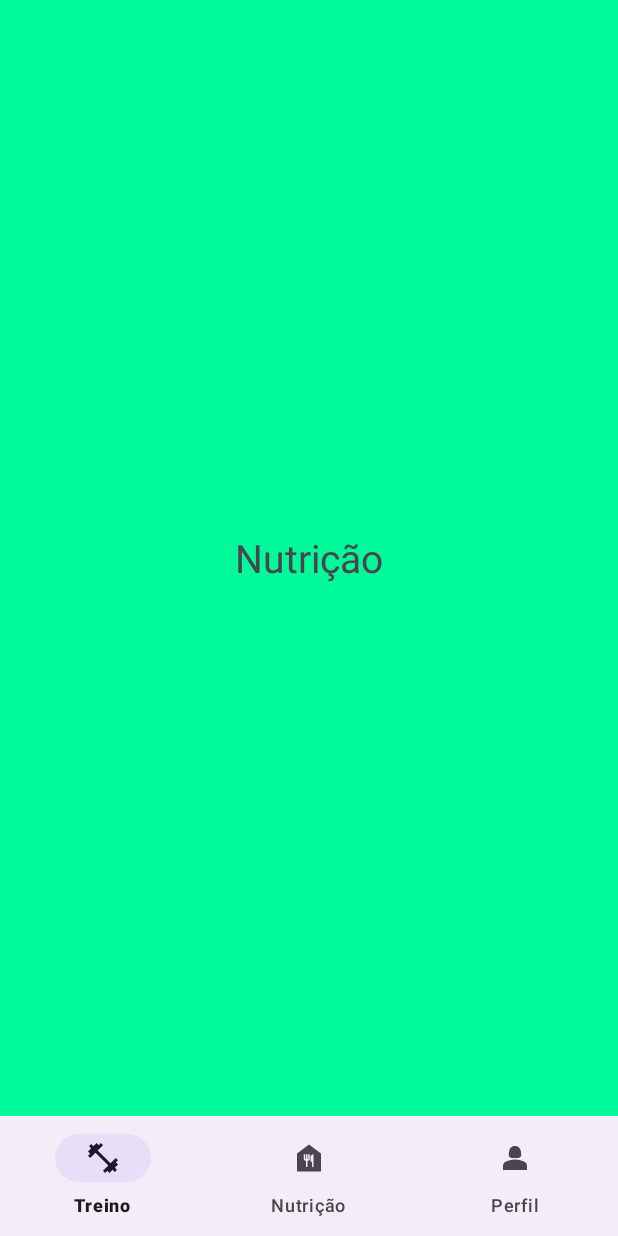
After one commit to TiagoRodriguesMattar/TrainingNutritionApp, an Android app: the fragment NutricaoFragment placed in its activity, on a phone screen of 412 x 824 dp. The commit adds this screen. Run offline under Robolectric (Android 15) with nearby library versions, the phone set to English and light mode, and no system bars.

Commit message:
bottom navigation bar + login inicial

```diff
--- a/app/build.gradle.kts
+++ b/app/build.gradle.kts
@@ -22,6 +22,12 @@ android {
             proguardFiles(getDefaultProguardFile("proguard-android-optimize.txt"), "proguard-rules.pro")
         }
     }
+
+    buildFeatures{
+
+        viewBinding = true
+    }
+
     compileOptions {
         sourceCompatibility = JavaVersion.VERSION_1_8
         targetCompatibility = JavaVersion.VERSION_1_8
--- a/app/src/main/AndroidManifest.xml
+++ b/app/src/main/AndroidManifest.xml
@@ -13,10 +13,7 @@
         android:theme="@style/Theme.MyApplication"
         tools:targetApi="31">
         <activity
-            android:name=".ExerciseLibraryActivity"
-            android:exported="false" />
-        <activity
-            android:name=".TrainingActivity"
+            android:name=".indexActivity"
             android:exported="false" />
         <activity
             android:name=".MainActivity"
--- a/app/src/main/java/com/example/myapplication/MainActivity.java
+++ b/app/src/main/java/com/example/myapplication/MainActivity.java
@@ -37,7 +37,7 @@ public class MainActivity extends AppCompatActivity {
         });
     }
     public void TrainingActivity() {
-        Intent i = new Intent(this, TrainingActivity.class);
+        Intent i = new Intent(this, indexActivity.class);
         startActivity(i);
     }
 }
--- /dev/null
+++ b/app/src/main/java/com/example/myapplication/NutricaoFragment.java
@@ -0,0 +1,64 @@
+package com.example.myapplication;
+
+import android.os.Bundle;
+
+import androidx.fragment.app.Fragment;
+
+import android.view.LayoutInflater;
+import android.view.View;
+import android.view.ViewGroup;
+
+/**
+ * A simple {@link Fragment} subclass.
+ * Use the {@link NutricaoFragment#newInstance} factory method to
+ * create an instance of this fragment.
+ */
+public class NutricaoFragment extends Fragment {
+
+    // TODO: Rename parameter arguments, choose names that match
+    // the fragment initialization parameters, e.g. ARG_ITEM_NUMBER
+    private static final String ARG_PARAM1 = "param1";
+    private static final String ARG_PARAM2 = "param2";
+
+    // TODO: Rename and change types of parameters
+    private String mParam1;
+    private String mParam2;
+
+    public NutricaoFragment() {
+        // Required empty public constructor
+    }
+
+    /**
+     * Use this factory method to create a new instance of
+     * this fragment using the provided parameters.
+     *
+     * @param param1 Parameter 1.
+     * @param param2 Parameter 2.
+     * @return A new instance of fragment NutricaoFragment.
+     */
+    // TODO: Rename and change types and number of parameters
+    public static NutricaoFragment newInstance(String param1, String param2) {
+        NutricaoFragment fragment = new NutricaoFragment();
+        Bundle args = new Bundle();
+        args.putString(ARG_PARAM1, param1);
+        args.putString(ARG_PARAM2, param2);
+        fragment.setArguments(args);
+        return fragment;
+    }
+
+    @Override
+    public void onCreate(Bundle savedInstanceState) {
+        super.onCreate(savedInstanceState);
+        if (getArguments() != null) {
+            mParam1 = getArguments().getString(ARG_PARAM1);
+            mParam2 = getArguments().getString(ARG_PARAM2);
+        }
+    }
+
+    @Override
+    public View onCreateView(LayoutInflater inflater, ViewGroup container,
+                             Bundle savedInstanceState) {
+        // Inflate the layout for this fragment
+        return inflater.inflate(R.layout.fragment_nutricao, container, false);
+    }
+}
--- /dev/null
+++ b/app/src/main/java/com/example/myapplication/TreinoFragment.java
@@ -0,0 +1,64 @@
+package com.example.myapplication;
+
+import android.os.Bundle;
+
+import androidx.fragment.app.Fragment;
+
+import android.view.LayoutInflater;
+import android.view.View;
+import android.view.ViewGroup;
+
+/**
+ * A simple {@link Fragment} subclass.
+ * Use the {@link TreinoFragment#newInstance} factory method to
+ * create an instance of this fragment.
+ */
+public class TreinoFragment extends Fragment {
+
+    // TODO: Rename parameter arguments, choose names that match
+    // the fragment initialization parameters, e.g. ARG_ITEM_NUMBER
+    private static final String ARG_PARAM1 = "param1";
+    private static final String ARG_PARAM2 = "param2";
+
+    // TODO: Rename and change types of parameters
+    private String mParam1;
+    private String mParam2;
+
+    public TreinoFragment() {
+        // Required empty public constructor
+    }
+
+    /**
+     * Use this factory method to create a new instance of
+     * this fragment using the provided parameters.
+     *
+     * @param param1 Parameter 1.
+     * @param param2 Parameter 2.
+     * @return A new instance of fragment TreinoFragment.
+     */
+    // TODO: Rename and change types and number of parameters
+    public static TreinoFragment newInstance(String param1, String param2) {
+        TreinoFragment fragment = new TreinoFragment();
+        Bundle args = new Bundle();
+        args.putString(ARG_PARAM1, param1);
+        args.putString(ARG_PARAM2, param2);
+        fragment.setArguments(args);
+        return fragment;
+    }
+
+    @Override
+    public void onCreate(Bundle savedInstanceState) {
+        super.onCreate(savedInstanceState);
+        if (getArguments() != null) {
+            mParam1 = getArguments().getString(ARG_PARAM1);
+            mParam2 = getArguments().getString(ARG_PARAM2);
+        }
+    }
+
+    @Override
+    public View onCreateView(LayoutInflater inflater, ViewGroup container,
+                             Bundle savedInstanceState) {
+        // Inflate the layout for this fragment
+        return inflater.inflate(R.layout.fragment_treino, container, false);
+    }
+}
--- /dev/null
+++ b/app/src/main/java/com/example/myapplication/indexActivity.java
@@ -0,0 +1,44 @@
+package com.example.myapplication;
+
+import androidx.appcompat.app.AppCompatActivity;
+import androidx.fragment.app.Fragment;
+import androidx.fragment.app.FragmentManager;
+import androidx.fragment.app.FragmentTransaction;
+
+import android.os.Bundle;
+
+import com.example.myapplication.databinding.ActivityIndexBinding;
+import com.example.myapplication.databinding.ActivityMainBinding;
+
+public class indexActivity extends AppCompatActivity {
+
+    ActivityIndexBinding binding;
+    @Override
+    protected void onCreate(Bundle savedInstanceState) {
+        super.onCreate(savedInstanceState);
+        binding = ActivityIndexBinding.inflate(getLayoutInflater());
+        setContentView(binding.getRoot());
+        replaceFragment(new TreinoFragment());
+
+        binding.bottomNavigationView.setOnItemSelectedListener(item -> {
+
+            if (item.getItemId() == R.id.treino) {
+                replaceFragment(new TreinoFragment());
+            } else if (item.getItemId() == R.id.nutricao) {
+                replaceFragment(new NutricaoFragment());
+            } else if (item.getItemId() == R.id.perfil) {
+                replaceFragment(new PerfilFragment());
+            }
+
+            return true;
+        });
+    }
+
+    private void replaceFragment(Fragment fragment) {
+        FragmentManager fragmentManager = getSupportFragmentManager();
+        FragmentTransaction fragmentTransaction = fragmentManager.beginTransaction();
+        fragmentTransaction.replace(R.id.frame_layout, fragment);
+        fragmentTransaction.commit();
+    }
+
+}
--- /dev/null
+++ b/app/src/main/res/drawable/baseline_fitness_center_24.xml
@@ -0,0 +1,5 @@
+<vector android:height="24dp" android:tint="#000000"
+    android:viewportHeight="24" android:viewportWidth="24"
+    android:width="24dp" xmlns:android="http://schemas.android.com/apk/res/android">
+    <path android:fillColor="@android:color/white" android:pathData="M20.57,14.86L22,13.43 20.57,12 17,15.57 8.43,7 12,3.43 10.57,2 9.14,3.43 7.71,2 5.57,4.14 4.14,2.71 2.71,4.14l1.43,1.43L2,7.71l1.43,1.43L2,10.57 3.43,12 7,8.43 15.57,17 12,20.57 13.43,22l1.43,-1.43L16.29,22l2.14,-2.14 1.43,1.43 1.43,-1.43 -1.43,-1.43L22,16.29z"/>
+</vector>
--- /dev/null
+++ b/app/src/main/res/drawable/baseline_food_bank_24.xml
@@ -0,0 +1,5 @@
+<vector android:height="24dp" android:tint="#000000"
+    android:viewportHeight="24" android:viewportWidth="24"
+    android:width="24dp" xmlns:android="http://schemas.android.com/apk/res/android">
+    <path android:fillColor="@android:color/white" android:pathData="M12,3L4,9v12h16V9L12,3zM12.5,12.5c0,0.83 -0.67,1.5 -1.5,1.5v4h-1v-4c-0.83,0 -1.5,-0.67 -1.5,-1.5v-3h1v3H10v-3h1v3h0.5v-3h1V12.5zM15,18h-1v-3.5h-1v-3c0,-1.1 0.9,-2 2,-2V18z"/>
+</vector>
--- /dev/null
+++ b/app/src/main/res/drawable/baseline_info_24.xml
@@ -0,0 +1,5 @@
+<vector android:height="24dp" android:tint="#FFFFFF"
+    android:viewportHeight="24" android:viewportWidth="24"
+    android:width="24dp" xmlns:android="http://schemas.android.com/apk/res/android">
+    <path android:fillColor="@android:color/white" android:pathData="M12,2C6.48,2 2,6.48 2,12s4.48,10 10,10 10,-4.48 10,-10S17.52,2 12,2zM13,17h-2v-6h2v6zM13,9h-2L11,7h2v2z"/>
+</vector>
--- /dev/null
+++ b/app/src/main/res/drawable/baseline_person_2_24.xml
@@ -0,0 +1,6 @@
+<vector android:height="24dp" android:tint="#000000"
+    android:viewportHeight="24" android:viewportWidth="24"
+    android:width="24dp" xmlns:android="http://schemas.android.com/apk/res/android">
+    <path android:fillColor="@android:color/white" android:pathData="M18.39,14.56C16.71,13.7 14.53,13 12,13c-2.53,0 -4.71,0.7 -6.39,1.56C4.61,15.07 4,16.1 4,17.22V20h16v-2.78C20,16.1 19.39,15.07 18.39,14.56z"/>
+    <path android:fillColor="@android:color/white" android:pathData="M9.78,12h4.44c1.21,0 2.14,-1.06 1.98,-2.26l-0.32,-2.45C15.57,5.39 13.92,4 12,4S8.43,5.39 8.12,7.29L7.8,9.74C7.64,10.94 8.57,12 9.78,12z"/>
+</vector>
--- /dev/null
+++ b/app/src/main/res/drawable/baseline_person_outline_24.xml
@@ -0,0 +1,5 @@
+<vector android:height="24dp" android:tint="#FFFFFF"
+    android:viewportHeight="24" android:viewportWidth="24"
+    android:width="24dp" xmlns:android="http://schemas.android.com/apk/res/android">
+    <path android:fillColor="@android:color/white" android:pathData="M12,5.9c1.16,0 2.1,0.94 2.1,2.1s-0.94,2.1 -2.1,2.1S9.9,9.16 9.9,8s0.94,-2.1 2.1,-2.1m0,9c2.97,0 6.1,1.46 6.1,2.1v1.1L5.9,18.1L5.9,17c0,-0.64 3.13,-2.1 6.1,-2.1M12,4C9.79,4 8,5.79 8,8s1.79,4 4,4 4,-1.79 4,-4 -1.79,-4 -4,-4zM12,13c-2.67,0 -8,1.34 -8,4v3h16v-3c0,-2.66 -5.33,-4 -8,-4z"/>
+</vector>
--- /dev/null
+++ b/app/src/main/res/layout/activity_index.xml
@@ -0,0 +1,31 @@
+<?xml version="1.0" encoding="utf-8"?>
+<androidx.constraintlayout.widget.ConstraintLayout xmlns:android="http://schemas.android.com/apk/res/android"
+    xmlns:app="http://schemas.android.com/apk/res-auto"
+    xmlns:tools="http://schemas.android.com/tools"
+    android:layout_width="match_parent"
+    android:layout_height="match_parent"
+    tools:context=".indexActivity">
+
+    <com.google.android.material.bottomnavigation.BottomNavigationView
+        android:id="@+id/bottomNavigationView"
+        android:layout_width="match_parent"
+        android:layout_height="wrap_content"
+        app:layout_constraintBottom_toBottomOf="parent"
+        app:layout_constraintEnd_toEndOf="parent"
+        app:layout_constraintHorizontal_bias="0.0"
+        app:layout_constraintStart_toStartOf="parent"
+        app:menu="@menu/bottom_nav_menu">
+
+    </com.google.android.material.bottomnavigation.BottomNavigationView>
+
+    <FrameLayout
+        android:id="@+id/frame_layout"
+        android:layout_width="0dp"
+        android:layout_height="0dp"
+        app:layout_constraintBottom_toTopOf="@+id/bottomNavigationView"
+        app:layout_constraintEnd_toEndOf="parent"
+        app:layout_constraintStart_toStartOf="parent"
+        app:layout_constraintTop_toTopOf="parent">
+
+    </FrameLayout>
+</androidx.constraintlayout.widget.ConstraintLayout>
--- /dev/null
+++ b/app/src/main/res/layout/fragment_nutricao.xml
@@ -0,0 +1,16 @@
+<?xml version="1.0" encoding="utf-8"?>
+<FrameLayout xmlns:android="http://schemas.android.com/apk/res/android"
+    xmlns:tools="http://schemas.android.com/tools"
+    android:layout_width="match_parent"
+    android:layout_height="match_parent"
+    android:background="@color/green"
+    tools:context=".NutricaoFragment">
+
+    <TextView
+        android:layout_width="wrap_content"
+        android:layout_height="wrap_content"
+        android:text="@string/nutricaoFragment"
+        android:textSize="26dp"
+        android:layout_gravity="center"/>
+
+</FrameLayout>
--- /dev/null
+++ b/app/src/main/res/menu/bottom_nav_menu.xml
@@ -0,0 +1,22 @@
+<?xml version="1.0" encoding="utf-8"?>
+<menu xmlns:android="http://schemas.android.com/apk/res/android">
+
+    <item
+        android:id="@+id/treino"
+        android:layout_width="wrap_content"
+        android:layout_height="wrap_content"
+        android:title="Treino"
+        android:icon="@drawable/baseline_fitness_center_24"/>
+    <item
+        android:id="@+id/nutricao"
+        android:layout_width="wrap_content"
+        android:layout_height="wrap_content"
+        android:title="Nutrição"
+        android:icon="@drawable/baseline_food_bank_24"/>
+    <item
+        android:id="@+id/perfil"
+        android:layout_width="wrap_content"
+        android:layout_height="wrap_content"
+        android:title="Perfil"
+        android:icon="@drawable/baseline_person_2_24"/>
+</menu>
--- a/app/src/main/res/values/colors.xml
+++ b/app/src/main/res/values/colors.xml
@@ -2,4 +2,8 @@
 <resources>
     <color name="black">#FF000000</color>
     <color name="white">#FFFFFFFF</color>
+    <color name="blue">#87CEEB</color>
+    <color name="orange">#FFDEAD</color>
+    <color name="green">#00FA9A</color>
+
 </resources>
--- a/app/src/main/res/values/strings.xml
+++ b/app/src/main/res/values/strings.xml
@@ -1,4 +1,8 @@
 <resources>
     <string name="app_name">My Application</string>
     <string name="exercise_Library">Exercise Library</string>
+    <!-- TODO: Remove or change this placeholder text -->
+    <string name="treinoFragment">Treino</string>
+    <string name="nutricaoFragment">Nutrição</string>
+    <string name="perfilFragment">Perfil</string>
 </resources>
```
Also changed, not shown: app/src/main/java/com/example/myapplication/PerfilFragment.java (added, +64 -0 lines), app/src/main/res/layout/fragment_perfil.xml (added, +16 -0 lines), app/src/main/res/layout/fragment_treino.xml (added, +16 -0 lines), app/src/main/res/drawable/background.png (added).
